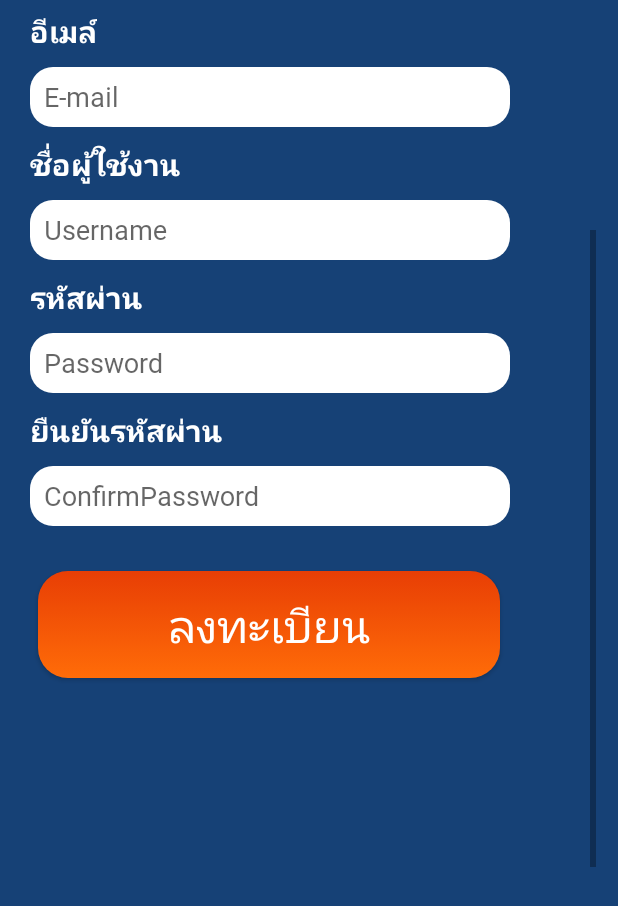
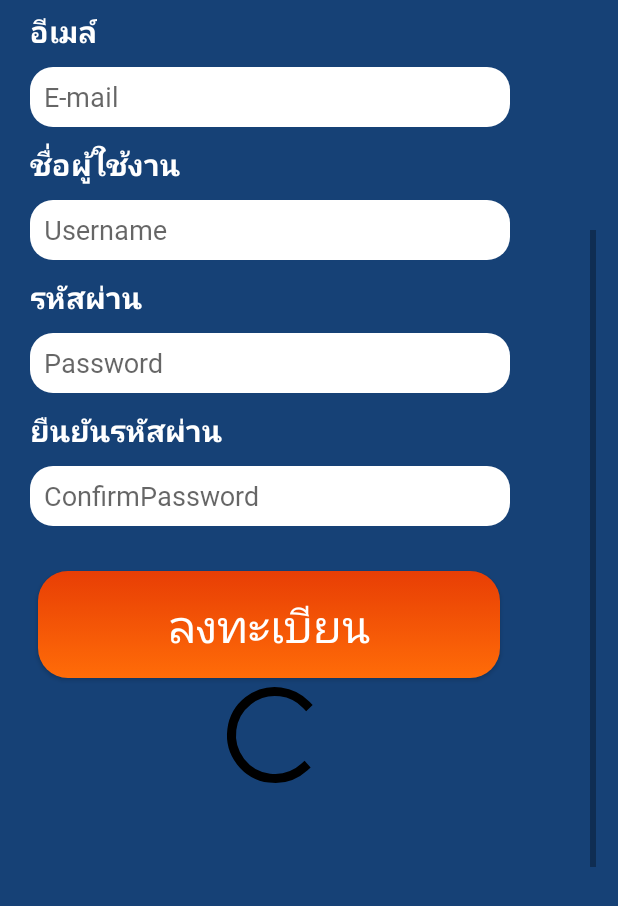
Before and after one commit to Zchacha/winwinapp, an Android app: the layout activity_register.xml on its own in the app's theme, with its tools: preview values and no code run, scrolled down 191 dp, on a phone screen of 412 x 824 dp. Shown: the top 906 px of the screen. Run offline under Robolectric (Android 15) with nearby library versions, the phone set to English and light mode, and no system bars; Roboto replaces fonts that are not available here.

Commit message:
register เสร็จแล้วแบบจริงๆ

```diff
--- a/app/src/main/res/layout/activity_register.xml
+++ b/app/src/main/res/layout/activity_register.xml
@@ -156,6 +156,15 @@
                     android:textSize="30dp"
                     app:fontFamily="@font/prompt_semibold"  />
 
+                <ProgressBar
+                    android:id="@+id/progressBar1"
+                    style="?android:attr/progressBarStyleLarge"
+                    android:layout_width="wrap_content"
+                    android:layout_height="wrap_content"
+                    android:layout_marginLeft="125dp"
+                    />
+
+
             </LinearLayout>
         </LinearLayout>
     </ScrollView>
```
Also changed, not shown: app/src/main/java/com/example/winwinapp/register.java (+69 -20 lines), 1 other file.
